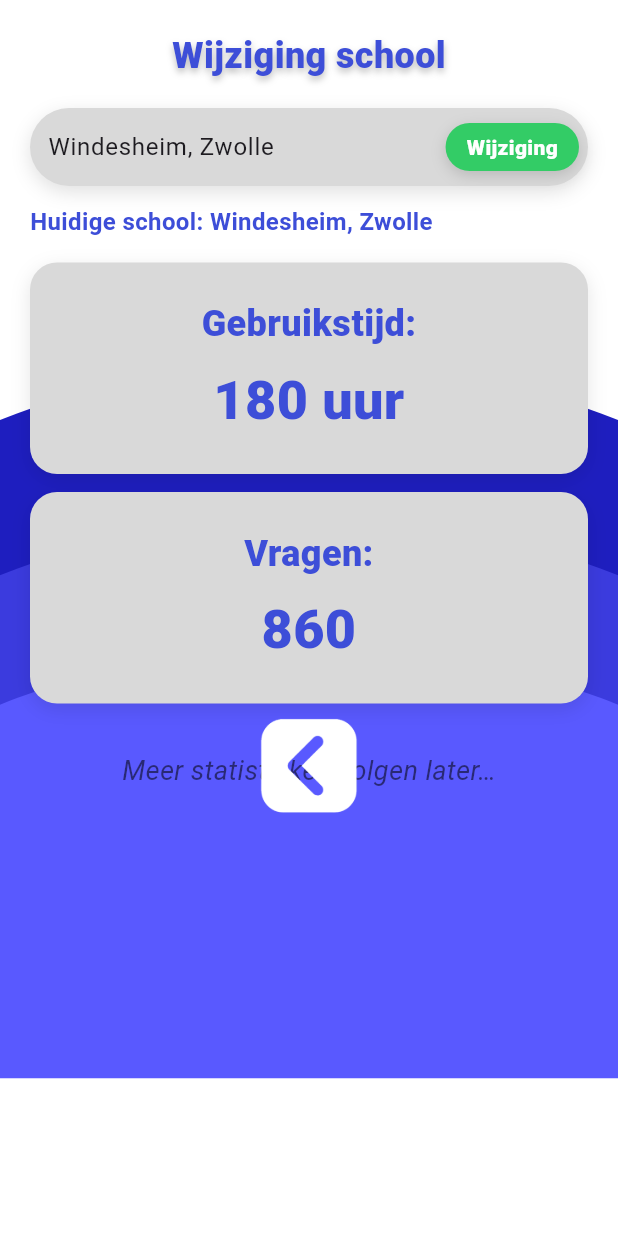
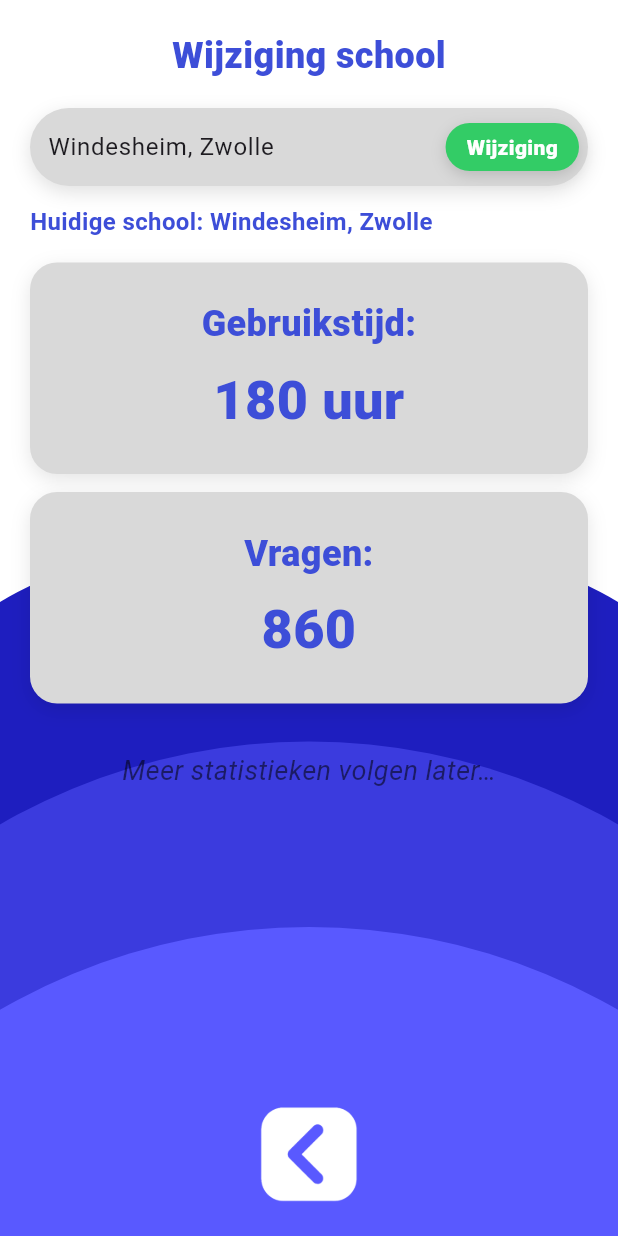
Before and after one commit to ArvidGrob/pro_chatbot, a Flutter app: the SchoolOverviewPage screen opened directly, on a phone screen of 412 x 824 dp. Run offline on Flutter 3.47's test engine with Material 3 defaults, Android fonts, the phone set to English and light mode, and no system bars; our stand-ins replace file_picker, image_picker, speech_to_text; missing offline and left inert: record; accounts and stored records are empty.

Commit message:
Update school_overview

```diff
--- a/pro_chatbot/lib/admindashboard/school_overview.dart
+++ b/pro_chatbot/lib/admindashboard/school_overview.dart
@@ -66,9 +66,15 @@ class _SchoolOverviewPageState extends State<SchoolOverviewPage> {
 
     return WaveBackgroundLayout(
       backgroundColor: themeManager.backgroundColor,
+      child: Scaffold(
+        backgroundColor: Colors.transparent,
+        body: SafeArea(
           child: Stack(
             children: [
-          SingleChildScrollView(
+              Column(
+                children: [
+                  Expanded(
+                    child: SingleChildScrollView(
                       padding: const EdgeInsets.all(20),
                       child: Column(
                         crossAxisAlignment: CrossAxisAlignment.center,
@@ -80,13 +86,6 @@ class _SchoolOverviewPageState extends State<SchoolOverviewPage> {
                               color: Color(0xFF3D4ED8),
                               fontSize: 24,
                               fontWeight: FontWeight.w800,
-                    shadows: [
-                      Shadow(
-                        offset: Offset(0, 3),
-                        blurRadius: 6,
-                        color: Colors.black26,
-                      ),
-                    ],
                             ),
                           ),
                           const SizedBox(height: 18),
@@ -111,9 +110,11 @@ class _SchoolOverviewPageState extends State<SchoolOverviewPage> {
                                   child: TextField(
                                     controller: _schoolNameCtrl,
                                     decoration: const InputDecoration(
-                            hintText: 'Voer de naam van de school in…',
+                                      hintText:
+                                          'Voer de naam van de school in…',
                                       border: InputBorder.none,
-                            contentPadding: EdgeInsets.symmetric(vertical: 14),
+                                      contentPadding:
+                                          EdgeInsets.symmetric(vertical: 14),
                                     ),
                                   ),
                                 ),
@@ -179,14 +180,18 @@ class _SchoolOverviewPageState extends State<SchoolOverviewPage> {
                               fontStyle: FontStyle.italic,
                             ),
                           ),
-                const SizedBox(height: 28),
+                          const SizedBox(
+                              height: 100), // Espace pour le bouton return
                         ],
                       ),
+                    ),
+                  ),
+                ],
               ),
 
               // Return button
               Positioned(
-            bottom: 30,
+                bottom: 20,
                 left: 0,
                 right: 0,
                 child: Center(
@@ -202,6 +207,8 @@ class _SchoolOverviewPageState extends State<SchoolOverviewPage> {
                 ),
               ),
             ],
+          ),
+        ),
       ),
     );
   }
```
Lines whose indentation alone changed are shown as unchanged.
